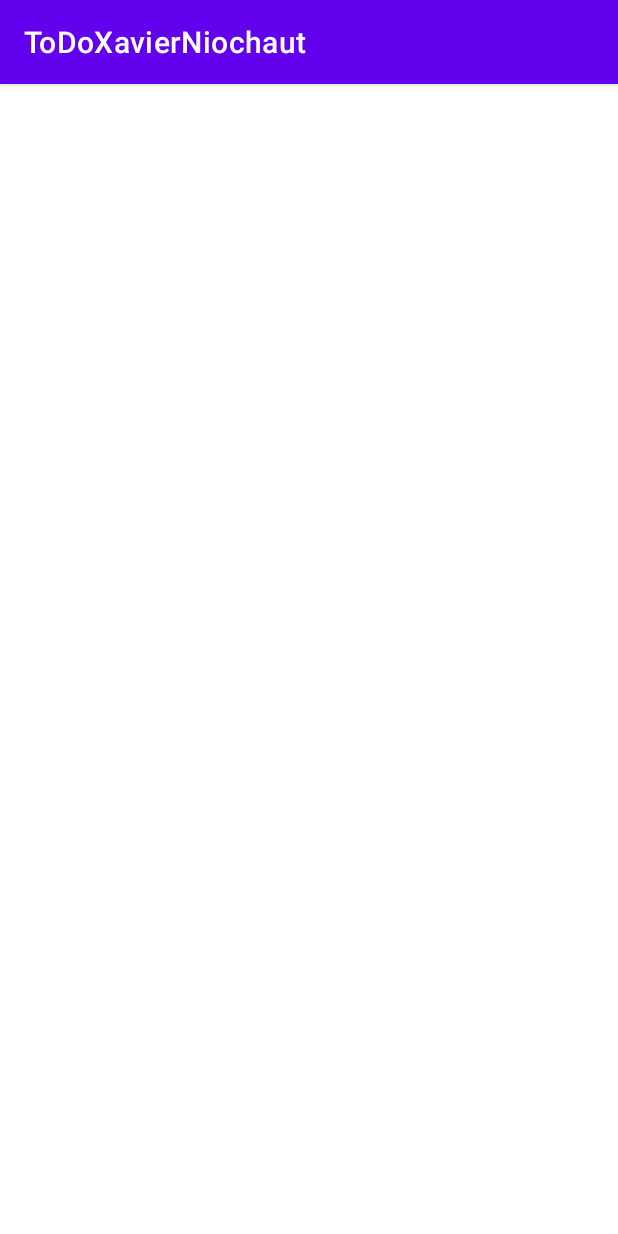
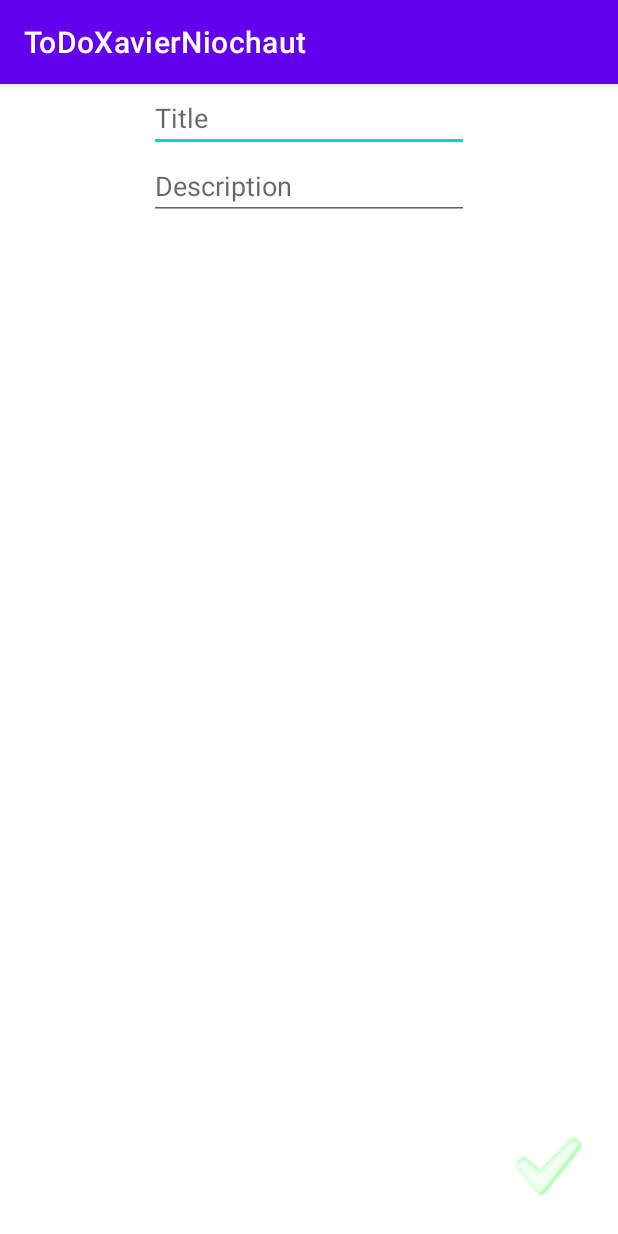
Before and after one commit to jglrxavpok/DevMobile, an Android app: the TaskActivity screen opened directly, with no data from a screen before it, on a phone screen of 412 x 824 dp. Run offline under Robolectric (Android 15) with nearby library versions, the phone set to English and light mode, and no system bars; our stand-ins replace data binding.

Commit message:
edit button

```diff
--- a/app/src/main/AndroidManifest.xml
+++ b/app/src/main/AndroidManifest.xml
@@ -9,7 +9,9 @@
         android:roundIcon="@mipmap/ic_launcher_round"
         android:supportsRtl="true"
         android:theme="@style/Theme.ToDoXavierNiochaut">
-        <activity android:name=".task.TaskActivity"></activity>
+        <activity android:name=".task.TaskActivity">
+
+        </activity>
         <activity android:name=".MainActivity">
             <intent-filter>
                 <action android:name="android.intent.action.MAIN" />
--- a/app/src/main/java/org/jglrxavpok/todo/task/TaskActivity.kt
+++ b/app/src/main/java/org/jglrxavpok/todo/task/TaskActivity.kt
@@ -1,12 +1,39 @@
 package org.jglrxavpok.todo.task
 
+import android.app.Activity
 import androidx.appcompat.app.AppCompatActivity
 import android.os.Bundle
+import android.widget.ImageButton
+import androidx.databinding.DataBindingUtil
 import org.jglrxavpok.todo.R
+import org.jglrxavpok.todo.databinding.ActivityMainBinding
+import org.jglrxavpok.todo.databinding.TaskActivityBinding
+import org.jglrxavpok.todo.tasklist.Task
+import java.util.*
 
 class TaskActivity : AppCompatActivity() {
+    private lateinit var binding: TaskActivityBinding
+
     override fun onCreate(savedInstanceState: Bundle?) {
         super.onCreate(savedInstanceState)
-        setContentView(R.layout.task_activity)
+        binding = DataBindingUtil.setContentView(this, R.layout.task_activity)
+        val isNotNew = intent.hasExtra("currentTask")
+        val task = intent.getSerializableExtra("currentTask") as? Task ?: Task(id = UUID.randomUUID().toString())
+        binding.validate.setOnClickListener{
+            if(binding.editTitle.text.toString().isNotBlank()){
+                task.title = binding.editTitle.text.toString()
+            }
+            if(binding.editDescription.text.toString().isNotBlank()){
+                task.description = binding.editDescription.text.toString()
+            }
+            intent.putExtra("newTask", task)
+            intent.putExtra("isNotNew", isNotNew)
+            setResult(Activity.RESULT_OK, intent)
+            finish()
+        }
+    }
+
+    companion object {
+        const val ADD_TASK_REQUEST_CODE = 666
     }
 }
--- a/app/src/main/java/org/jglrxavpok/todo/tasklist/Task.kt
+++ b/app/src/main/java/org/jglrxavpok/todo/tasklist/Task.kt
@@ -1,3 +1,4 @@
 package org.jglrxavpok.todo.tasklist
+import java.io.Serializable
 
-data class Task(val id: String, val title: String, val description: String)
+data class Task(val id: String, var title: String = "New Task !", var description: String = "New Task Description !") : Serializable
--- a/app/src/main/java/org/jglrxavpok/todo/tasklist/TaskListAdapter.kt
+++ b/app/src/main/java/org/jglrxavpok/todo/tasklist/TaskListAdapter.kt
@@ -14,6 +14,7 @@ import org.jglrxavpok.todo.databinding.ItemTaskBinding
 class TaskListAdapter(taskList: List<Task>): ListAdapter<Task, TaskListAdapter.Holder>(DiffCallback) {
 
     var onDeleteClickListener: ((Task) -> Unit)? = null
+    var onEditClickListener: ((Task) -> Unit)? = null
 
     init {
         submitList(taskList)
@@ -26,7 +27,9 @@ class TaskListAdapter(taskList: List<Task>): ListAdapter<Task, TaskListAdapter.H
                 binding.task = task
                 binding.delete.setOnClickListener {
                     onDeleteClickListener?.invoke(task)
-                    println(onDeleteClickListener)
+                }
+                binding.edit.setOnClickListener {
+                    onEditClickListener?.invoke(task)
                 }
             }
         }
--- a/app/src/main/res/layout/task_activity.xml
+++ b/app/src/main/res/layout/task_activity.xml
@@ -1,9 +1,48 @@
 <?xml version="1.0" encoding="utf-8"?>
-<androidx.constraintlayout.widget.ConstraintLayout xmlns:android="http://schemas.android.com/apk/res/android"
+<layout
+    xmlns:android="http://schemas.android.com/apk/res/android"
     xmlns:app="http://schemas.android.com/apk/res-auto"
-    xmlns:tools="http://schemas.android.com/tools"
+    xmlns:tools="http://schemas.android.com/tools">
+
+<androidx.constraintlayout.widget.ConstraintLayout
     android:layout_width="match_parent"
     android:layout_height="match_parent"
     tools:context=".task.TaskActivity">
 
+    <EditText
+        android:id="@+id/editTitle"
+        android:layout_width="wrap_content"
+        android:layout_height="wrap_content"
+        android:ems="10"
+        android:inputType="textPersonName"
+        android:text=""
+        android:hint="@string/title"
+        app:layout_constraintEnd_toEndOf="parent"
+        app:layout_constraintStart_toStartOf="parent"
+        app:layout_constraintTop_toTopOf="parent" />
+
+    <EditText
+        android:id="@+id/editDescription"
+        android:layout_width="wrap_content"
+        android:layout_height="wrap_content"
+        android:ems="10"
+        android:inputType="textPersonName"
+        android:text=""
+        android:hint="@string/description"
+        app:layout_constraintEnd_toEndOf="parent"
+        app:layout_constraintStart_toStartOf="parent"
+        app:layout_constraintTop_toBottomOf="@+id/editTitle" />
+
+    <ImageButton
+        android:id="@+id/validate"
+        android:layout_width="95dp"
+        android:layout_height="95dp"
+        android:background="#0000FF0A"
+        android:contentDescription="@string/check"
+        android:scaleType="fitCenter"
+        android:tint="#01FF0B"
+        app:layout_constraintBottom_toBottomOf="parent"
+        app:layout_constraintEnd_toEndOf="parent"
+        app:srcCompat="?android:attr/textCheckMark" />
 </androidx.constraintlayout.widget.ConstraintLayout>
+</layout>
--- a/app/src/main/res/values/strings.xml
+++ b/app/src/main/res/values/strings.xml
@@ -1,4 +1,8 @@
 <resources>
     <string name="app_name">ToDoXavierNiochaut</string>
     <string name="delete">Delete</string>
+    <string name="check">check</string>
+    <string name="title">Title</string>
+    <string name="description">Description</string>
+    <string name="edit">edit</string>
 </resources>
```
Also changed, not shown: app/src/main/java/org/jglrxavpok/todo/tasklist/TaskListFragment.kt (+33 -2 lines), app/src/main/res/layout/item_task.xml (+36 -9 lines).
